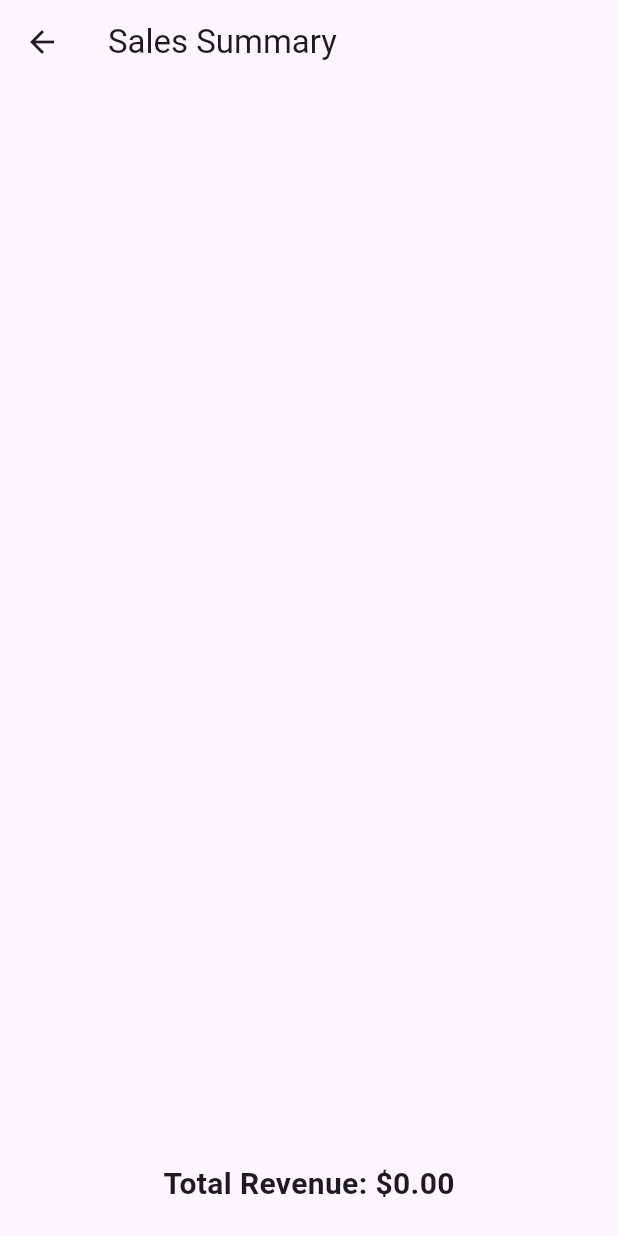
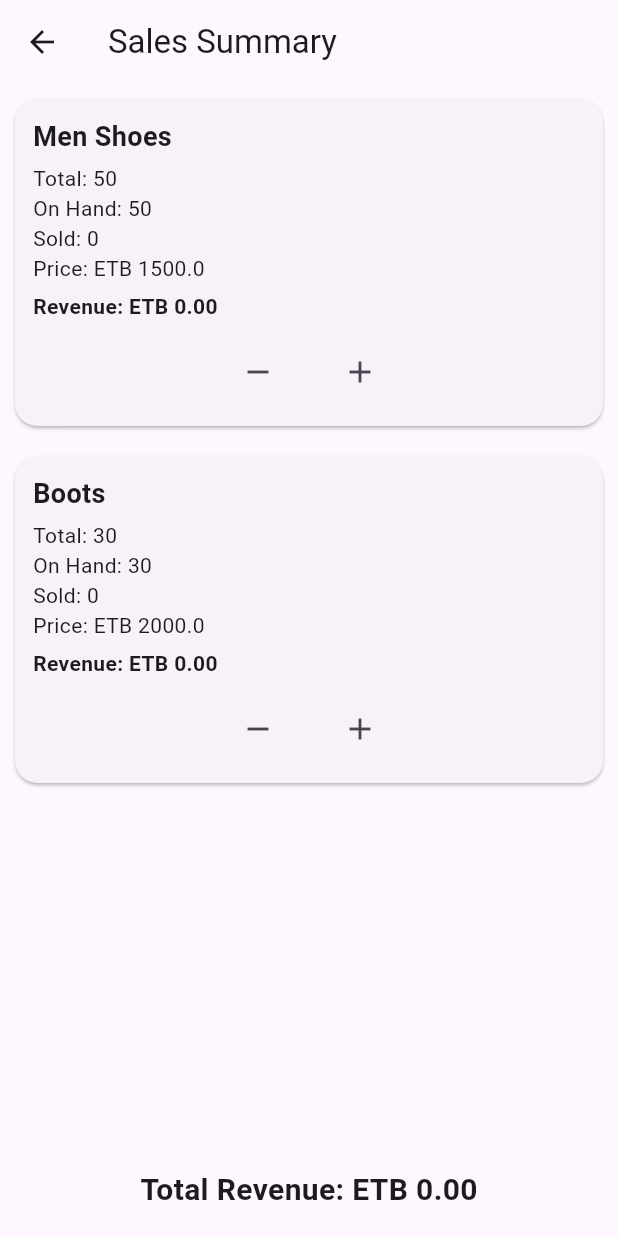
Before and after one commit to Abis641/footwear_mms_v2, a Flutter app: the SalesSummaryPage screen opened directly, on a phone screen of 412 x 824 dp. Run offline on Flutter 3.47's test engine with Material 3 defaults, Android fonts, the phone set to English and light mode, and no system bars; our stand-ins replace cloud_firestore, firebase_auth, firebase_core; accounts and stored records are empty.

Commit message:
Refactor SalesSummaryPage to StatefulWidget

```diff
--- a/lib/marketing/sales_summary_page.dart
+++ b/lib/marketing/sales_summary_page.dart
@@ -1,84 +1,170 @@
 import 'package:flutter/material.dart';
 import 'package:cloud_firestore/cloud_firestore.dart';
 
-class SalesSummaryPage extends StatelessWidget {
+class SalesSummaryPage extends StatefulWidget {
   const SalesSummaryPage({super.key});
 
-  Future<void> updateSold(String id, int sold, int total) async {
-    if (sold < 0 || sold > total) return;
+  @override
+  State<SalesSummaryPage> createState() => _SalesSummaryPageState();
+}
 
-    await FirebaseFirestore.instance
-        .collection('production_plans')
-        .doc(id)
-        .update({'sold': sold});
+class _SalesSummaryPageState extends State<SalesSummaryPage> {
+
+  final CollectionReference productsRef =
+      FirebaseFirestore.instance.collection('products');
+
+  @override
+  void initState() {
+    super.initState();
+    _initializeProducts();
+  }
+
+  /// 🔥 Auto-create products collection if empty
+  Future<void> _initializeProducts() async {
+    final snapshot = await productsRef.get();
+
+    if (snapshot.docs.isEmpty) {
+      await productsRef.add({
+        'product_name': 'Men Shoes',
+        'total': 50,
+        'sold': 0,
+        'onHand': 50,
+        'price': 1500.0,
+      });
+
+      await productsRef.add({
+        'product_name': 'Boots',
+        'total': 30,
+        'sold': 0,
+        'onHand': 30,
+        'price': 2000.0,
+      });
+    }
+  }
+
+  /// ➕ Sell product
+  Future<void> increaseSold(DocumentSnapshot doc) async {
+    final data = doc.data() as Map<String, dynamic>;
+
+    int sold = data['sold'] ?? 0;
+    int onHand = data['onHand'] ?? 0;
+
+    if (onHand > 0) {
+      await productsRef.doc(doc.id).update({
+        'sold': sold + 1,
+        'onHand': onHand - 1,
+      });
+    }
+  }
+
+  /// ➖ Undo sale
+  Future<void> decreaseSold(DocumentSnapshot doc) async {
+    final data = doc.data() as Map<String, dynamic>;
+
+    int sold = data['sold'] ?? 0;
+    int onHand = data['onHand'] ?? 0;
+
+    if (sold > 0) {
+      await productsRef.doc(doc.id).update({
+        'sold': sold - 1,
+        'onHand': onHand + 1,
+      });
+    }
+  }
+
+  double calculateTotalRevenue(List<QueryDocumentSnapshot> docs) {
+    double total = 0;
+
+    for (var doc in docs) {
+      final data = doc.data() as Map<String, dynamic>;
+      int sold = data['sold'] ?? 0;
+      double price = (data['price'] ?? 0).toDouble();
+
+      total += sold * price;
+    }
+
+    return total;
   }
 
   @override
   Widget build(BuildContext context) {
     return Scaffold(
-      appBar: AppBar(title: const Text("Sales Summary")),
-      body: StreamBuilder(
-        stream: FirebaseFirestore.instance
-            .collection('production_plans')
-            .snapshots(),
+      appBar: AppBar(
+        title: const Text("Sales Summary"),
+      ),
+      body: StreamBuilder<QuerySnapshot>(
+        stream: productsRef.snapshots(),
         builder: (context, snapshot) {
           if (!snapshot.hasData) {
             return const Center(child: CircularProgressIndicator());
           }
 
-          final products = snapshot.data!.docs;
-          double totalRevenue = 0;
+          final docs = snapshot.data!.docs;
+          double totalRevenue = calculateTotalRevenue(docs);
 
           return Column(
             children: [
               Expanded(
                 child: ListView.builder(
-                  itemCount: products.length,
+                  itemCount: docs.length,
                   itemBuilder: (context, index) {
-                    final p = products[index];
+                    final doc = docs[index];
+                    final data = doc.data() as Map<String, dynamic>;
 
-                    int total = p['quantity'];
-                    int sold = p.data().containsKey('sold') ? p['sold'] : 0;
-                    int onHand = total - sold;
+                    String name = data['product_name'] ?? '';
+                    int total = data['total'] ?? 0;
+                    int sold = data['sold'] ?? 0;
+                    int onHand = data['onHand'] ?? 0;
+                    double price = (data['price'] ?? 0).toDouble();
 
-                    double price =
-                        p.data().containsKey('price') ? p['price'] : 0;
-
-                    totalRevenue += sold * price;
+                    double revenue = sold * price;
 
                     return Card(
                       margin: const EdgeInsets.all(10),
+                      shape: RoundedRectangleBorder(
+                        borderRadius: BorderRadius.circular(15),
+                      ),
                       child: Padding(
-                        padding: const EdgeInsets.all(10),
+                        padding: const EdgeInsets.all(12),
                         child: Column(
                           crossAxisAlignment: CrossAxisAlignment.start,
                           children: [
+                            Text(name,
+                                style: const TextStyle(
+                                    fontSize: 18,
+                                    fontWeight: FontWeight.bold)),
+
+                            const SizedBox(height: 5),
+
+                            Text("Total: $total"),
+                            Text("On Hand: $onHand"),
+                            Text("Sold: $sold"),
+                            Text("Price: ETB $price"),
+
+                            const SizedBox(height: 5),
+
                             Text(
-                              p['product'],
+                              "Revenue: ETB ${revenue.toStringAsFixed(2)}",
                               style: const TextStyle(
                                   fontWeight: FontWeight.bold),
                             ),
-                            Text("Total: $total"),
-                            Text("On Hand: $onHand"),
-                            Text("Sold: $sold"),
-                            Text("Price: $price"),
+
+                            const SizedBox(height: 10),
 
                             Row(
+                              mainAxisAlignment: MainAxisAlignment.center,
                               children: [
                                 IconButton(
                                   icon: const Icon(Icons.remove),
-                                  onPressed: () {
-                                    updateSold(p.id, sold - 1, total);
-                                  },
+                                  onPressed: () => decreaseSold(doc),
                                 ),
+                                const SizedBox(width: 20),
                                 IconButton(
                                   icon: const Icon(Icons.add),
-                                  onPressed: () {
-                                    updateSold(p.id, sold + 1, total);
-                                  },
+                                  onPressed: () => increaseSold(doc),
                                 ),
                               ],
-                            )
+                            ),
                           ],
                         ),
                       ),
@@ -87,15 +173,16 @@ class SalesSummaryPage extends StatelessWidget {
                 ),
               ),
 
-              // TOTAL REVENUE
-              Container(
-                padding: const EdgeInsets.all(20),
+              /// 🔥 TOTAL REVENUE
+              Padding(
+                padding: const EdgeInsets.all(16),
                 child: Text(
-                  "Total Revenue: \$${totalRevenue.toStringAsFixed(2)}",
+                  "Total Revenue: ETB ${totalRevenue.toStringAsFixed(2)}",
                   style: const TextStyle(
-                      fontSize: 20, fontWeight: FontWeight.bold),
+                      fontSize: 20,
+                      fontWeight: FontWeight.bold),
                 ),
-              )
+              ),
             ],
           );
         },
```
